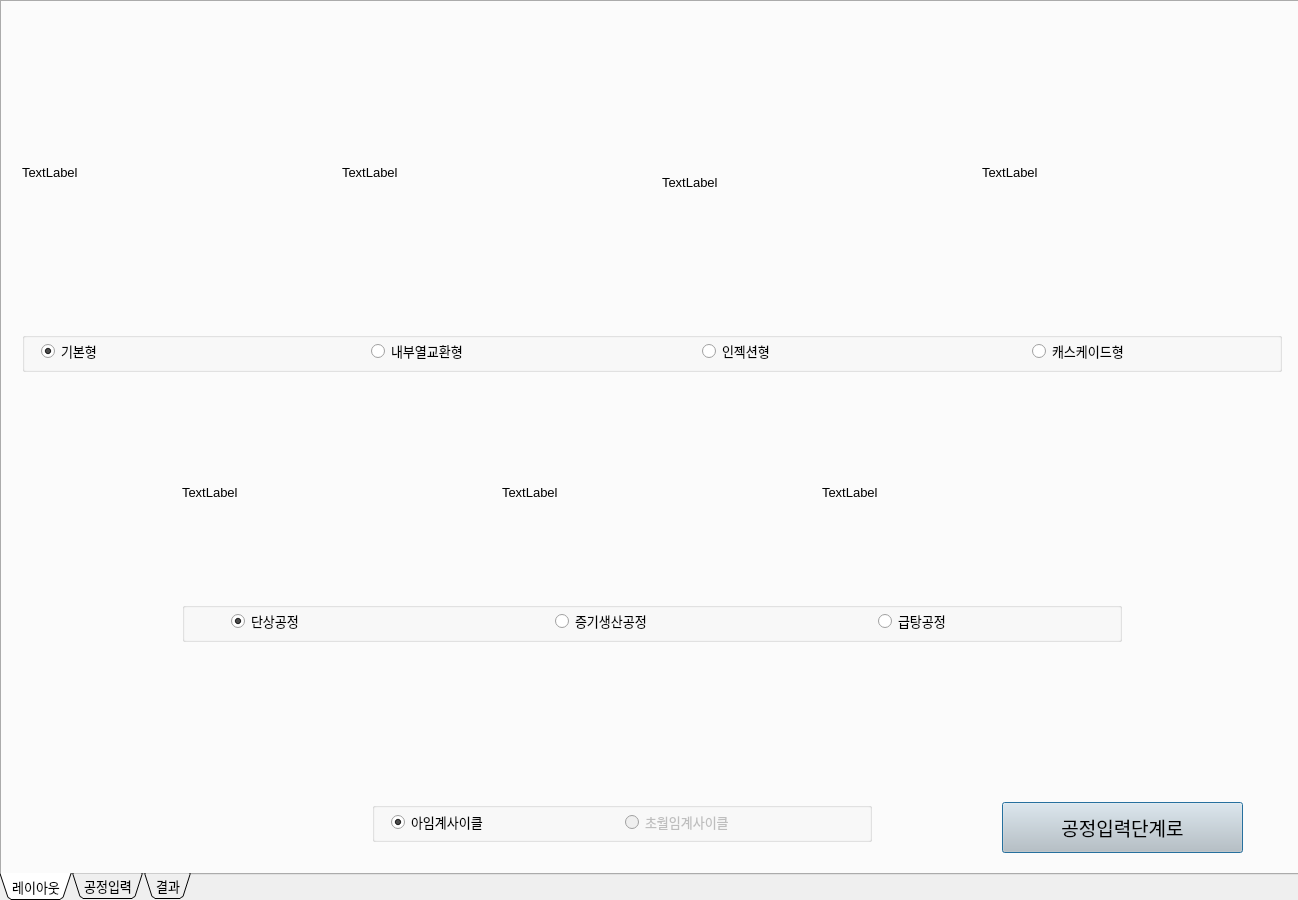
The window that STED_VCHP.ui (bsohplatform/hp_design-level2) describes before a commit, drawn with Qt 5.
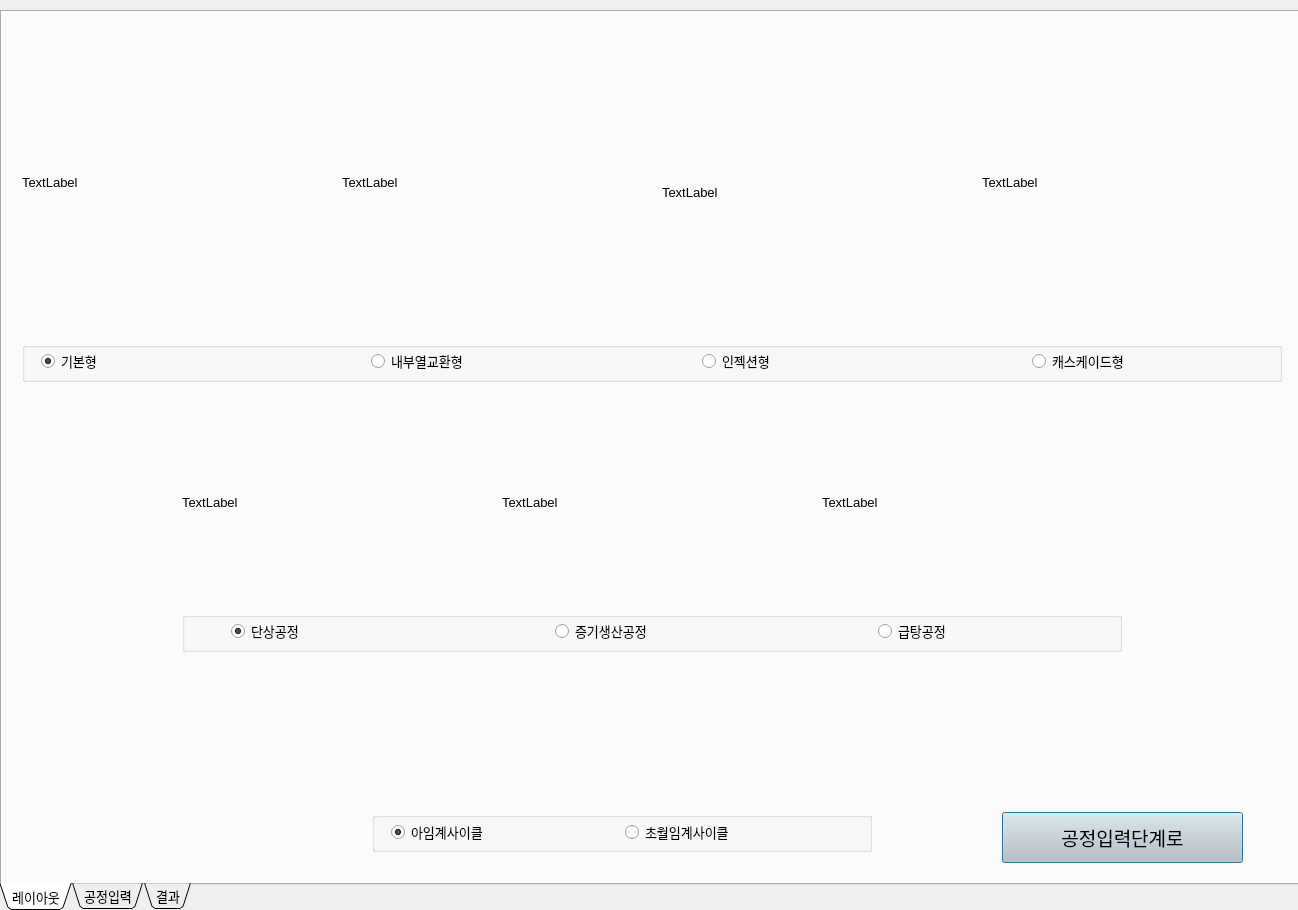
The same window after the commit.

What changed in the file:
```diff
--- a/STED_VCHP.ui
+++ b/STED_VCHP.ui
@@ -7,7 +7,7 @@
     <x>0</x>
     <y>0</y>
     <width>1298</width>
-    <height>900</height>
+    <height>910</height>
    </rect>
   </property>
   <property name="windowTitle">
@@ -20,7 +20,7 @@
    <property name="geometry">
     <rect>
      <x>0</x>
-     <y>0</y>
+     <y>10</y>
      <width>1300</width>
      <height>900</height>
     </rect>
@@ -410,7 +410,7 @@
        <item>
         <widget class="QRadioButton" name="scc_radio">
          <property name="enabled">
-          <bool>false</bool>
+          <bool>true</bool>
          </property>
          <property name="font">
           <font>
```
Left out of the diff: 2 changed lines with no effect on the pictures.
